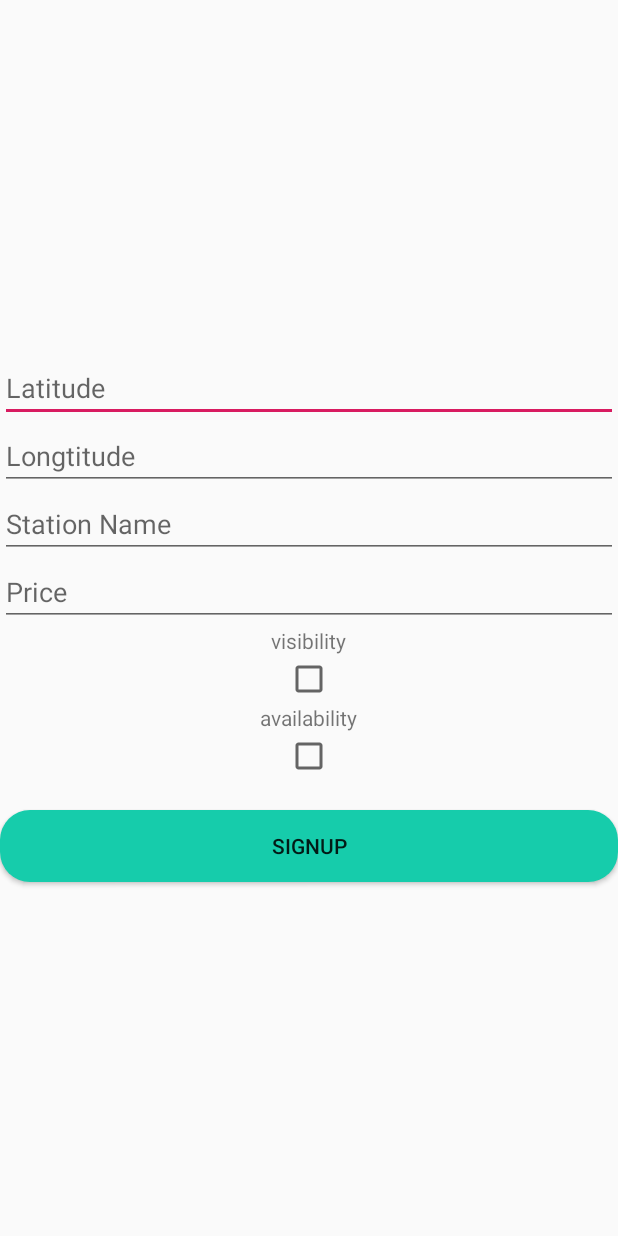
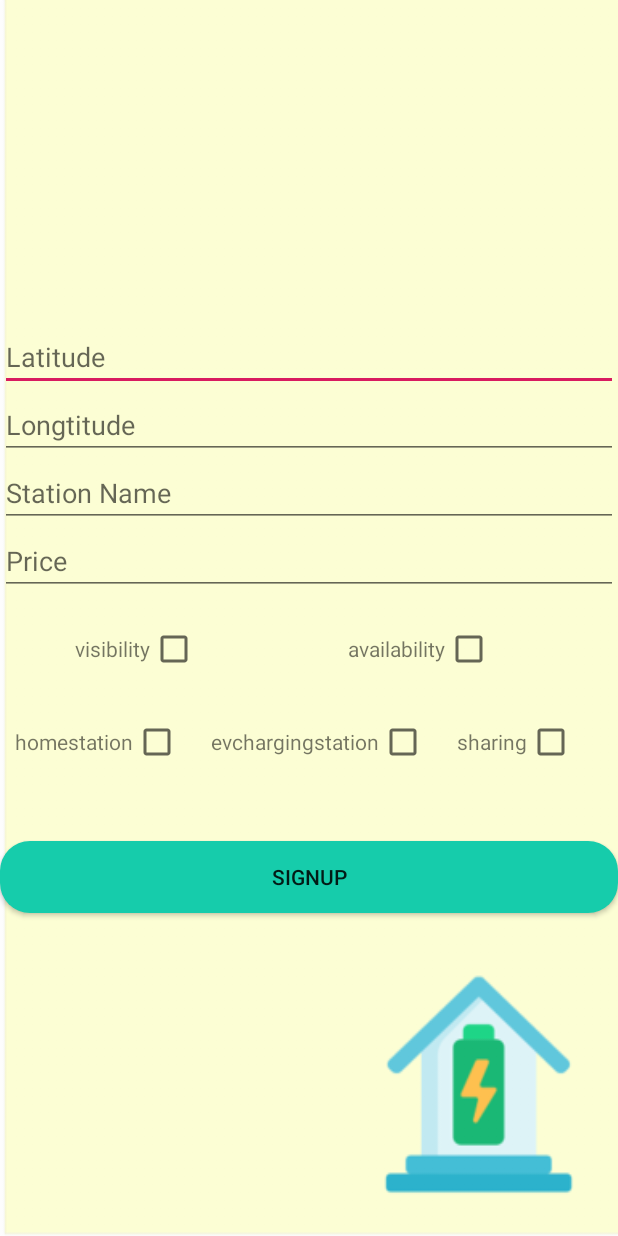
Before and after one commit to kundan333/Ev-Charging-Station-Finder, an Android app: the layout evupdateform.xml on its own in the app's theme, with its tools: preview values and no code run, on a phone screen of 412 x 824 dp. Run offline under Robolectric (Android 15) with nearby library versions, the light colour scheme and no system bars.

Commit message:
updated ui

```diff
--- a/app/src/main/res/layout/evupdateform.xml
+++ b/app/src/main/res/layout/evupdateform.xml
@@ -4,6 +4,7 @@
     android:layout_height="match_parent"
     android:orientation="vertical"
     android:gravity="center"
+    android:background="@drawable/bitmap"
     >
 
     <android.support.design.widget.TextInputEditText
@@ -33,20 +34,23 @@
         android:layout_height="wrap_content"
         android:hint="Price"
         android:inputType="text"
-        />
-
+        /><LinearLayout
+    android:layout_marginTop="20dp"
+    android:orientation="horizontal"
+    android:layout_width="match_parent"
+    android:layout_height="wrap_content">
     <TextView
+        android:layout_marginLeft="50dp"
         android:layout_width="wrap_content"
         android:layout_height="wrap_content"
-        android:text="visibility"
-        />
+        android:text="visibility"/>
     <android.support.v7.widget.AppCompatCheckBox
         android:layout_width="wrap_content"
         android:layout_height="wrap_content"
         android:id="@+id/visibility"
         />
-
-    <TextView
+        <TextView
+      android:layout_marginLeft="100dp"
         android:layout_width="wrap_content"
         android:layout_height="wrap_content"
         android:text="availability"
@@ -56,8 +60,49 @@
         android:layout_height="wrap_content"
         android:id="@+id/availability"
         />
+</LinearLayout>
+    <LinearLayout
+        android:layout_marginTop="30dp"
+        android:orientation="horizontal"
+        android:layout_width="match_parent"
+        android:layout_height="wrap_content">
+        <TextView
+            android:layout_marginLeft="10dp"
+            android:layout_width="wrap_content"
+            android:layout_height="wrap_content"
+            android:text="homestation"/>
+        <android.support.v7.widget.AppCompatCheckBox
+            android:layout_width="wrap_content"
+            android:layout_height="wrap_content"
+            android:id="@+id/homestation"
+            />
+        <TextView
+            android:layout_marginLeft="20dp"
+            android:layout_width="wrap_content"
+            android:layout_height="wrap_content"
+            android:text="evchargingstation"
+            />
+        <android.support.v7.widget.AppCompatCheckBox
+            android:layout_width="wrap_content"
+            android:layout_height="wrap_content"
+            android:id="@+id/evchargingstation"
+            />
+        <TextView
+            android:layout_marginLeft="20dp"
+            android:gravity="center"
+            android:layout_width="wrap_content"
+            android:layout_height="wrap_content"
+            android:text="sharing"
+            />
+        <android.support.v7.widget.AppCompatCheckBox
+            android:layout_width="wrap_content"
+            android:layout_height="wrap_content"
+            android:id="@+id/sharing"
+            />
+
+    </LinearLayout>
     <Button
-        android:layout_marginTop="20dp"
+        android:layout_marginTop="50dp"
         android:background="@drawable/button"
         android:layout_width="match_parent"
         android:layout_height="wrap_content"
```
